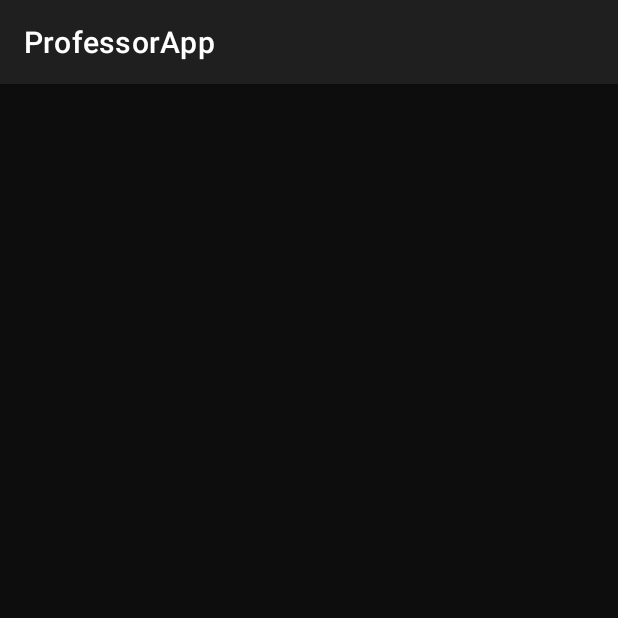
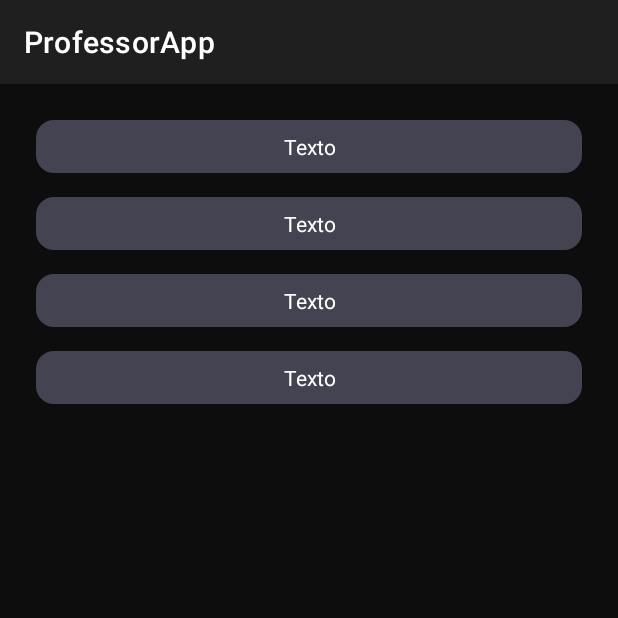
Before and after one commit to MirellaLDS/NewProfessorAllocation, an Android app: the screen it shows after launch (MainActivity2), on a phone screen of 412 x 824 dp, the top half of it. Run offline under Robolectric (Android 15) with nearby library versions, the phone set to English and light mode, and no system bars.

Commit message:
Adicionando itens ao recyclerview

```diff
--- a/ProfessorApp/app/src/main/java/com/example/professorapp/MainActivity.kt
+++ b/ProfessorApp/app/src/main/java/com/example/professorapp/MainActivity.kt
@@ -15,7 +15,6 @@ class MainActivity : AppCompatActivity() {
         setContentView(viewBinding.root)
 
 
-
         val intent = Intent(this, MainActivity2::class.java)
 
         startActivityForResult(intent, 123)
--- a/ProfessorApp/app/src/main/java/com/example/professorapp/MainActivity2.kt
+++ b/ProfessorApp/app/src/main/java/com/example/professorapp/MainActivity2.kt
@@ -2,10 +2,17 @@ package com.example.professorapp
 
 import android.os.Bundle
 import androidx.appcompat.app.AppCompatActivity
+import com.example.professorapp.databinding.ActivityMain2Binding
 
 class MainActivity2 : AppCompatActivity() {
+    private lateinit var viewBinding: ActivityMain2Binding
+
     override fun onCreate(savedInstanceState: Bundle?) {
         super.onCreate(savedInstanceState)
-        setContentView(R.layout.activity_main2)
+        viewBinding = ActivityMain2Binding.inflate(layoutInflater)
+        setContentView(viewBinding.root)
+
+        viewBinding.rvListWords.adapter = CustomAdapter(listOf("Mirella", "Amanda", "Gabriel", "Luzia"))
+
     }
 }
--- a/ProfessorApp/app/src/main/res/layout/activity_main2.xml
+++ b/ProfessorApp/app/src/main/res/layout/activity_main2.xml
@@ -3,6 +3,17 @@
     xmlns:tools="http://schemas.android.com/tools"
     android:layout_width="match_parent"
     android:layout_height="match_parent"
+    android:padding="@dimen/size_g"
+    xmlns:app="http://schemas.android.com/apk/res-auto"
     tools:context=".MainActivity2">
 
+    <androidx.recyclerview.widget.RecyclerView
+        android:id="@+id/rvListWords"
+        android:layout_width="match_parent"
+        android:layout_height="match_parent"
+        tools:itemCount="3"
+        app:layoutManager="androidx.recyclerview.widget.LinearLayoutManager"
+        android:orientation="vertical"
+        tools:listitem="@layout/item_view"/>
+
 </androidx.constraintlayout.widget.ConstraintLayout>
--- a/ProfessorApp/app/src/main/res/layout/item_view.xml
+++ b/ProfessorApp/app/src/main/res/layout/item_view.xml
@@ -1,6 +1,20 @@
 <?xml version="1.0" encoding="utf-8"?>
 <androidx.constraintlayout.widget.ConstraintLayout xmlns:android="http://schemas.android.com/apk/res/android"
+    xmlns:app="http://schemas.android.com/apk/res-auto"
     android:layout_width="match_parent"
-    android:layout_height="match_parent">
+    android:layout_height="wrap_content"
+    android:background="@drawable/shape_category_background"
+    android:layout_margin="8dp"
+    android:padding="8dp">
 
+    <TextView
+        android:id="@+id/textView"
+        android:layout_width="0dp"
+        android:layout_height="wrap_content"
+        android:text="Texto"
+        android:textAlignment="center"
+        android:textColor="@color/white"
+        app:layout_constraintEnd_toEndOf="parent"
+        app:layout_constraintStart_toStartOf="parent"
+        app:layout_constraintTop_toTopOf="parent" />
 </androidx.constraintlayout.widget.ConstraintLayout>
```
